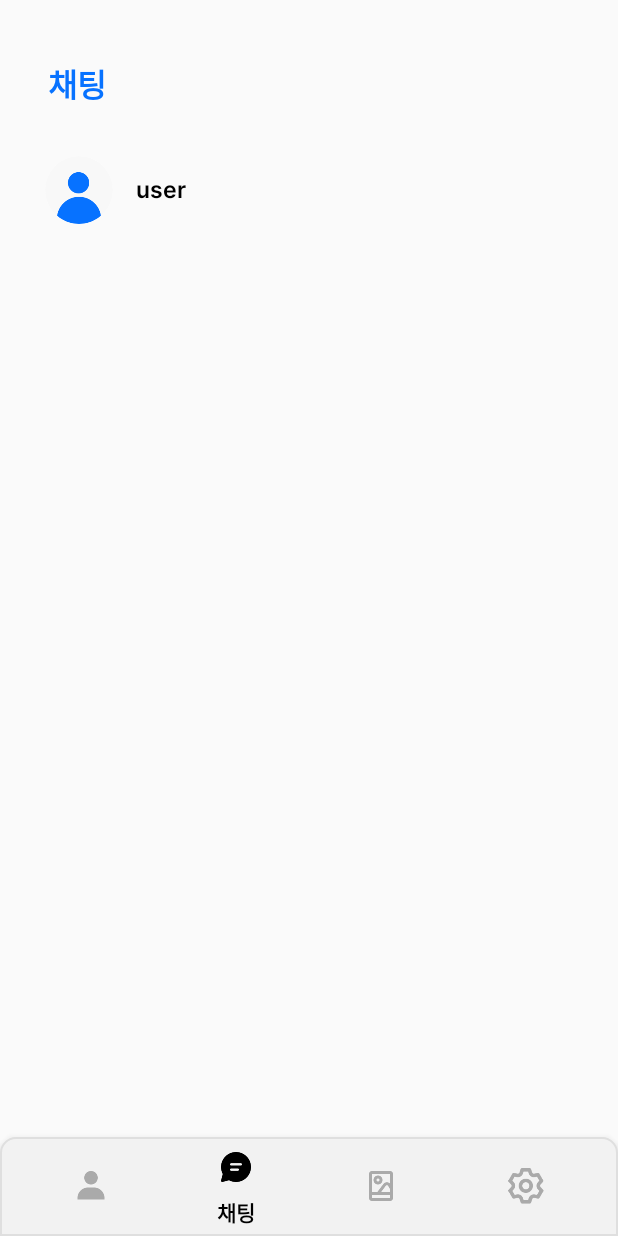
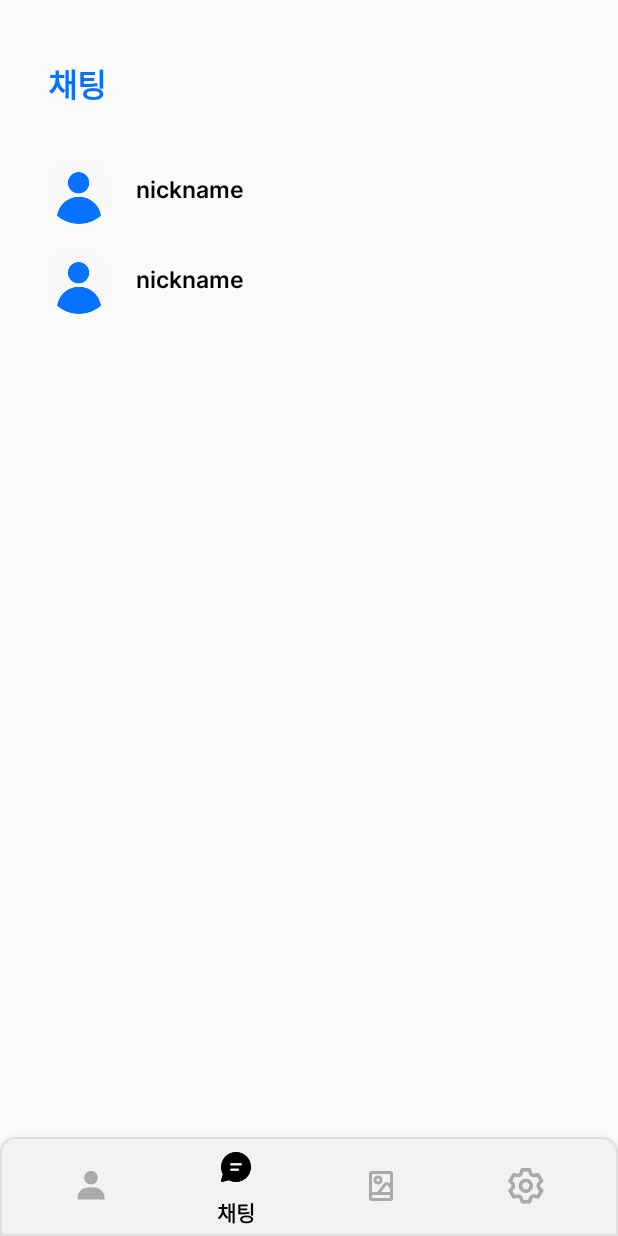
Before and after one commit to kimjjunho/Andibag, an Android app: the fragment GalleryFragment placed in its activity, item 2 of the bottom bar chosen, on a phone screen of 412 x 824 dp. Run offline under Robolectric (Android 15) with nearby library versions, the phone set to English and light mode, and no system bars; our stand-ins replace RxJava, data binding; network calls fail.

Commit message:
init::ChatRecyclerView

```diff
--- a/AndibagProject/app/src/main/java/com/example/andibagproject/feature/chat/ChatFragment.kt
+++ b/AndibagProject/app/src/main/java/com/example/andibagproject/feature/chat/ChatFragment.kt
@@ -19,6 +19,7 @@ class ChatFragment : BaseFragment<FragmentChatBinding>(R.layout.fragment_chat) {
     }
     private val chatList = arrayListOf<LoadFriendResponse>().apply {
         add(LoadFriendResponse(1,"nickname","01012345678"))
+        add(LoadFriendResponse(1,"nickname","01012345678"))
     }
     override fun initView() {
         binding.run {
--- a/AndibagProject/app/src/main/java/com/example/andibagproject/feature/friend/load/adapter/ChatAdapter.kt
+++ b/AndibagProject/app/src/main/java/com/example/andibagproject/feature/friend/load/adapter/ChatAdapter.kt
@@ -3,16 +3,17 @@ package com.example.andibagproject.feature.friend.load.adapter
 import android.view.LayoutInflater
 import android.view.View
 import android.view.ViewGroup
+import android.widget.TextView
 import androidx.recyclerview.widget.RecyclerView
 import com.example.andibagproject.R
-import com.example.andibagproject.databinding.ItemChatingBinding
 import com.example.andibagproject.feature.friend.load.model.LoadFriendResponse
 
 class ChatAdapter(private val chatList:ArrayList<LoadFriendResponse>):RecyclerView.Adapter<ChatAdapter.CustomViewHolder>() {
-    override fun onCreateViewHolder(parent: ViewGroup, viewType: Int): ChatAdapter.CustomViewHolder {
-        val view = ItemChatingBinding.inflate(LayoutInflater.from(parent.context),parent,false)
+
+    override fun onCreateViewHolder(parent: ViewGroup, viewType: Int): CustomViewHolder {
+        //val view = ItemChatingBinding.inflate(LayoutInflater.from(parent.context),parent,false)
         val subView = LayoutInflater.from(parent.context).inflate(R.layout.item_chating,parent,false)
-        return CustomViewHolder(view,subView)
+        return CustomViewHolder(subView)
     }
 
     override fun onBindViewHolder(holder: ChatAdapter.CustomViewHolder, position: Int) {
@@ -24,10 +25,12 @@ class ChatAdapter(private val chatList:ArrayList<LoadFriendResponse>):RecyclerVi
         return chatList.size
     }
 
-    class CustomViewHolder(itemView: ItemChatingBinding, subView: View):RecyclerView.ViewHolder(subView) {
-        val view = itemView
+    class CustomViewHolder(view: View):RecyclerView.ViewHolder(view) {
+        val useView = view
+        val itemTextName : TextView = useView.findViewById(R.id.text_item_name)
+
         fun bind(list: LoadFriendResponse){
-            view.textItemName.text = list.nickname
+            itemTextName.text = list.nickname
         }
     }
 }
--- a/AndibagProject/app/src/main/java/com/example/andibagproject/feature/gallery/main/adapter/GalleryAdapter.kt
+++ b/AndibagProject/app/src/main/java/com/example/andibagproject/feature/gallery/main/adapter/GalleryAdapter.kt
@@ -37,7 +37,7 @@ class GalleryAdapter(private val arrayList: ArrayList<SeeGalleryResponse>, priva
     }
 
     class CustomViewHolder(itemView: View):RecyclerView.ViewHolder(itemView) {
-        val name = itemView.findViewById<TextView>(R.id.item_text_name)
+        val name = itemView.findViewById<TextView>(R.id.item_gallery_text_name)
         val title = itemView.findViewById<TextView>(R.id.item_text_title)
         val content = itemView.findViewById<TextView>(R.id.item_text_content)
         val createAt = itemView.findViewById<TextView>(R.id.item_text_createAt)
--- a/AndibagProject/app/src/main/res/layout/item_gallery.xml
+++ b/AndibagProject/app/src/main/res/layout/item_gallery.xml
@@ -33,7 +33,7 @@
     </androidx.cardview.widget.CardView>
 
     <TextView
-        android:id="@+id/item_text_name"
+        android:id="@+id/item_gallery_text_name"
         android:layout_width="wrap_content"
         android:layout_height="wrap_content"
         android:fontFamily="@font/inter_regular"
```
Also changed, not shown: 1 other file.
